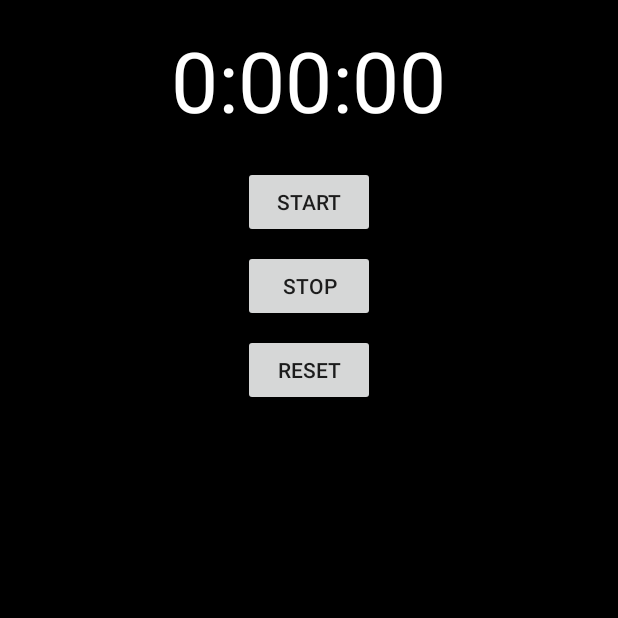
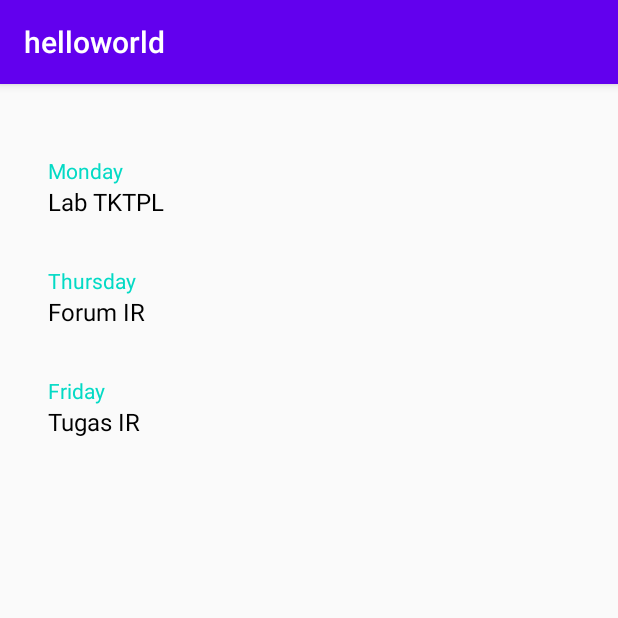
Before and after one commit to devin1727/TKTPL, an Android app: the screen it shows after launch (MainActivity), on a phone screen of 412 x 824 dp, the top half of it. Run offline under Robolectric (Android 15) with nearby library versions, the phone set to English and light mode, and no system bars; our stand-ins replace data binding.

Commit message:
Push lab-4 with MVVM structure

```diff
--- /dev/null
+++ b/helloworld/app/src/main/java/com/example/helloworld/Item.java
@@ -0,0 +1,25 @@
+package com.example.helloworld;
+
+public class Item {
+    private String day;
+    private String task;
+    private String details;
+
+    public Item(String day, String task, String details) {
+        this.day = day;
+        this.task = task;
+        this.details = details;
+    }
+
+    public String getDay() {
+        return this.day;
+    }
+
+    public String getTask() {
+        return this.task;
+    }
+
+    public String getDetails() {
+        return this.details;
+    }
+}
--- a/helloworld/app/src/main/java/com/example/helloworld/MainActivity.java
+++ b/helloworld/app/src/main/java/com/example/helloworld/MainActivity.java
@@ -1,189 +1,20 @@
 package com.example.helloworld;
 
-import android.app.Activity;
-import android.app.AlertDialog;
-import android.content.DialogInterface;
 import android.os.Bundle;
-import android.os.Handler;
-import android.view.View;
-import android.widget.TextView;
 
-import java.util.Locale;
+import androidx.appcompat.app.AppCompatActivity;
 
-public class MainActivity extends Activity {
 
-    // Use seconds, running and wasRunning respectively
-    // to record the number of seconds passed,
-    // whether the stopwatch is running and
-    // whether the stopwatch was running
-    // before the activity was paused.
-
-    // Number of seconds displayed
-    // on the stopwatch.
-    private int seconds = 0;
-
-    // Is the stopwatch running?
-    private boolean running;
-
-    private boolean wasRunning;
+public class MainActivity extends AppCompatActivity {
+    private TaskListFragment taskListFragment = new TaskListFragment();
 
     @Override
-    protected void onCreate(Bundle savedInstanceState)
-    {
+    protected void onCreate(Bundle savedInstanceState) {
         super.onCreate(savedInstanceState);
         setContentView(R.layout.activity_main);
-        if (savedInstanceState != null) {
-
-            // Get the previous state of the stopwatch
-            // if the activity has been
-            // destroyed and recreated.
-            seconds
-                    = savedInstanceState
-                    .getInt("seconds");
-            running
-                    = savedInstanceState
-                    .getBoolean("running");
-            wasRunning
-                    = savedInstanceState
-                    .getBoolean("wasRunning");
-        }
-        runTimer();
-    }
-
-    // Save the state of the stopwatch
-    // if it's about to be destroyed.
-    @Override
-    public void onSaveInstanceState(
-            Bundle savedInstanceState)
-    {
-        savedInstanceState
-                .putInt("seconds", seconds);
-        savedInstanceState
-                .putBoolean("running", running);
-        savedInstanceState
-                .putBoolean("wasRunning", wasRunning);
-    }
-
-    @Override
-    public void onBackPressed() {
-        AlertDialog.Builder builder = new AlertDialog.Builder(this);
-
-        builder.setMessage("Are you sure you want to exit the app?");
-        builder.setPositiveButton("Yes", new DialogInterface.OnClickListener() {
-            public void onClick(DialogInterface dialog, int id) {
-                MainActivity.super.onBackPressed();
-            }
-        });
-        builder.setNegativeButton("No", new DialogInterface.OnClickListener() {
-            public void onClick(DialogInterface dialog, int id) {
-                dialog.cancel();
-            }
-        });
-        builder.show();
-    }
-
-    // If the activity is paused,
-    // stop the stopwatch.
-    @Override
-    protected void onPause()
-    {
-        super.onPause();
-        wasRunning = running;
-        running = true;
-    }
-
-    // If the activity is resumed,
-    // start the stopwatch
-    // again if it was running previously.
-    @Override
-    protected void onResume()
-    {
-        super.onResume();
-        if (wasRunning) {
-            running = true;
-        }
-    }
-
-    // Start the stopwatch running
-    // when the Start button is clicked.
-    // Below method gets called
-    // when the Start button is clicked.
-    public void onClickStart(View view)
-    {
-        running = true;
-    }
-
-    // Stop the stopwatch running
-    // when the Stop button is clicked.
-    // Below method gets called
-    // when the Stop button is clicked.
-    public void onClickStop(View view)
-    {
-        running = false;
-    }
-
-    // Reset the stopwatch when
-    // the Reset button is clicked.
-    // Below method gets called
-    // when the Reset button is clicked.
-    public void onClickReset(View view)
-    {
-        running = false;
-        seconds = 0;
-    }
-
-    // Sets the NUmber of seconds on the timer.
-    // The runTimer() method uses a Handler
-    // to increment the seconds and
-    // update the text view.
-    private void runTimer()
-    {
-
-        // Get the text view.
-        final TextView timeView
-                = (TextView)findViewById(
-                R.id.time_view);
-
-        // Creates a new Handler
-        final Handler handler
-                = new Handler();
-
-        // Call the post() method,
-        // passing in a new Runnable.
-        // The post() method processes
-        // code without a delay,
-        // so the code in the Runnable
-        // will run almost immediately.
-        handler.post(new Runnable() {
-            @Override
-
-            public void run()
-            {
-                int hours = seconds / 3600;
-                int minutes = (seconds % 3600) / 60;
-                int secs = seconds % 60;
-
-                // Format the seconds into hours, minutes,
-                // and seconds.
-                String time
-                        = String
-                        .format(Locale.getDefault(),
-                                "%d:%02d:%02d", hours,
-                                minutes, secs);
-
-                // Set the text view text.
-                timeView.setText(time);
-
-                // If running is true, increment the
-                // seconds variable.
-                if (running) {
-                    seconds++;
-                }
-
-                // Post the code again
-                // with a delay of 1 second.
-                handler.postDelayed(this, 1000);
-            }
-        });
+        getSupportFragmentManager().beginTransaction()
+                .add(R.id.container, taskListFragment)
+                .addToBackStack("task_list")
+                .commit();
     }
 }
--- /dev/null
+++ b/helloworld/app/src/main/java/com/example/helloworld/RecyclerViewAdapter.java
@@ -0,0 +1,69 @@
+package com.example.helloworld;
+
+import android.view.LayoutInflater;
+import android.view.View;
+import android.view.ViewGroup;
+
+import androidx.annotation.NonNull;
+import androidx.databinding.DataBindingUtil;
+import androidx.recyclerview.widget.RecyclerView;
+
+import com.example.helloworld.databinding.TaskListItemBinding;
+
+import java.util.List;
+
+public class RecyclerViewAdapter extends RecyclerView.Adapter<RecyclerViewAdapter.ViewHolder> {
+    private List<Item> list;
+    private OnItemClickListener listener;
+
+    public RecyclerViewAdapter(List<Item> list) {
+        this.list = list;
+    }
+
+    public interface OnItemClickListener {
+        void onClick(View view, int position);
+    }
+
+    public void setListener(OnItemClickListener listener) {
+        this.listener = listener;
+    }
+
+    public Item getItemAt(int position) {
+        return list.get(position);
+    }
+
+    @NonNull
+    @Override
+    public ViewHolder onCreateViewHolder(@NonNull ViewGroup parent, int viewType) {
+        LayoutInflater inflater = LayoutInflater.from(parent.getContext());
+        TaskListItemBinding binding = DataBindingUtil.inflate(inflater, R.layout.task_list_item, parent, false);
+        return new ViewHolder(binding);
+    }
+
+    @Override
+    public void onBindViewHolder(@NonNull ViewHolder holder, int position) {
+        holder.binding.day.setText(list.get(position).getDay());
+        holder.binding.task.setText(list.get(position).getTask());
+
+    }
+
+    @Override
+    public int getItemCount() {
+        return list.size();
+    }
+
+    public class ViewHolder extends RecyclerView.ViewHolder implements View.OnClickListener{
+        private TaskListItemBinding binding;
+
+        public ViewHolder(@NonNull TaskListItemBinding binding) {
+            super(binding.getRoot());
+            this.binding = binding;
+            this.binding.getRoot().setOnClickListener(this);
+        }
+
+        @Override
+        public void onClick(View v) {
+            listener.onClick(v, getAdapterPosition());
+        }
+    }
+}
--- /dev/null
+++ b/helloworld/app/src/main/java/com/example/helloworld/SharedViewModel.java
@@ -0,0 +1,16 @@
+package com.example.helloworld;
+
+import androidx.lifecycle.MutableLiveData;
+import androidx.lifecycle.ViewModel;
+
+public class SharedViewModel extends ViewModel {
+    private MutableLiveData<Item> selected = new MutableLiveData<>();
+
+    public void setSelected(Item item) {
+        selected.setValue(item);
+    }
+
+    public MutableLiveData<Item> getSelected() {
+        return selected;
+    }
+}
--- /dev/null
+++ b/helloworld/app/src/main/java/com/example/helloworld/TaskListFragment.java
@@ -0,0 +1,47 @@
+package com.example.helloworld;
+
+import android.os.Bundle;
+import android.view.LayoutInflater;
+import android.view.View;
+import android.view.ViewGroup;
+
+import androidx.databinding.DataBindingUtil;
+import androidx.fragment.app.Fragment;
+import androidx.lifecycle.ViewModelProvider;
+
+import com.example.helloworld.databinding.FragmentTaskListBinding;
+
+import java.util.ArrayList;
+import java.util.List;
+
+public class TaskListFragment extends Fragment {
+    private FragmentTaskListBinding binding;
+    private DetailsFragment detailsFragment = new DetailsFragment();
+
+    public TaskListFragment() {
+    }
+
+    @Override
+    public View onCreateView(LayoutInflater inflater, ViewGroup container,
+                             Bundle savedInstanceState) {
+        binding = DataBindingUtil.inflate(inflater,R.layout.fragment_task_list, container, false);
+        return binding.getRoot();
+    }
+
+    @Override
+    public void onViewCreated(View view, Bundle savedInstanceState) {
+        super.onViewCreated(view, savedInstanceState);
+        SharedViewModel viewModel = new ViewModelProvider(requireActivity()).get(SharedViewModel.class);
+        List<Item> list = new ArrayList<>();
+        list.add(new Item("Monday", "Lab TKTPL", "Deadline 23.55"));
+        list.add(new Item("Thursday", "Forum IR", "Apa yang sudah dipelajari dan kesulitan yang dihadapi"));
+        list.add(new Item("Friday", "Tugas IR", "Deadline 23.55"));
+
+        RecyclerViewAdapter adapter = new RecyclerViewAdapter(list);
+        binding.recycleView.setAdapter(adapter);
+        adapter.setListener((v, position) -> {
+            viewModel.setSelected(adapter.getItemAt(position));
+            getParentFragmentManager().beginTransaction().replace(R.id.container,detailsFragment).addToBackStack(null).commit();
+        });
+    }
+}
--- a/helloworld/app/src/main/res/layout/activity_main.xml
+++ b/helloworld/app/src/main/res/layout/activity_main.xml
@@ -1,49 +1,22 @@
 <?xml version="1.0" encoding="utf-8"?>
-<LinearLayout
-    xmlns:android="http://schemas.android.com/apk/res/android"
+<layout xmlns:android="http://schemas.android.com/apk/res/android">
+    <androidx.constraintlayout.widget.ConstraintLayout
         xmlns:app="http://schemas.android.com/apk/res-auto"
         xmlns:tools="http://schemas.android.com/tools"
         android:layout_width="match_parent"
         android:layout_height="match_parent"
         android:orientation="vertical"
-    android:background="#000000"
         android:padding="16dp"
         tools:context=".MainActivity">
 
-    <TextView
-        android:id="@+id/time_view"
-        android:layout_width="wrap_content"
-        android:layout_height="wrap_content"
-        android:layout_gravity="center_horizontal"
-        android:textAppearance="@android:style/TextAppearance.Large"
-        android:textSize="56sp"
-        android:textColor="#FFFFFF"/>
+        <androidx.fragment.app.FragmentContainerView
+            android:id="@+id/container"
+            android:layout_width="match_parent"
+            android:layout_height="match_parent"
+            app:layout_constraintBottom_toBottomOf="parent"
+            app:layout_constraintLeft_toLeftOf="parent"
+            app:layout_constraintRight_toRightOf="parent"
+            app:layout_constraintTop_toTopOf="parent"/>
 
-    <Button
-        android:id="@+id/start_button"
-        android:layout_width="wrap_content"
-        android:layout_height="wrap_content"
-        android:layout_gravity="center_horizontal"
-        android:layout_marginTop="20dp"
-        android:onClick="onClickStart"
-        android:text="@string/start" />
-
-    <Button
-        android:id="@+id/stop_button"
-        android:layout_width="wrap_content"
-        android:layout_height="wrap_content"
-        android:layout_gravity="center_horizontal"
-        android:layout_marginTop="8dp"
-        android:onClick="onClickStop"
-        android:text="@string/stop" />
-
-    <Button
-        android:id="@+id/reset_button"
-        android:layout_width="wrap_content"
-        android:layout_height="wrap_content"
-        android:layout_gravity="center_horizontal"
-        android:layout_marginTop="8dp"
-        android:onClick="onClickReset"
-        android:text="@string/reset" />
-
-</LinearLayout>
+    </androidx.constraintlayout.widget.ConstraintLayout>
+</layout>
--- /dev/null
+++ b/helloworld/app/src/main/res/layout/fragment_task_list.xml
@@ -0,0 +1,17 @@
+<?xml version="1.0" encoding="utf-8"?>
+<layout xmlns:app="http://schemas.android.com/apk/res-auto">
+    <FrameLayout xmlns:android="http://schemas.android.com/apk/res/android"
+        xmlns:tools="http://schemas.android.com/tools"
+        android:layout_width="match_parent"
+        android:layout_height="match_parent"
+        android:padding="16dp"
+        tools:context=".TaskList">
+
+        <androidx.recyclerview.widget.RecyclerView
+            android:id="@+id/recycle_view"
+            android:layout_width="match_parent"
+            android:layout_height="match_parent"
+            app:layoutManager="androidx.recyclerview.widget.LinearLayoutManager" />
+
+    </FrameLayout>
+</layout>
--- /dev/null
+++ b/helloworld/app/src/main/res/layout/task_list_item.xml
@@ -0,0 +1,22 @@
+<?xml version="1.0" encoding="utf-8"?>
+<layout xmlns:tools="http://schemas.android.com/tools">
+    <LinearLayout xmlns:android="http://schemas.android.com/apk/res/android"
+        android:orientation="vertical" android:layout_width="match_parent"
+        android:layout_height="wrap_content"
+        android:paddingVertical="16dp">
+        <TextView
+            android:id="@+id/day"
+            android:layout_width="wrap_content"
+            android:layout_height="wrap_content"
+            android:textColor="@color/colorAccent"
+            tools:text="Monday"/>
+
+        <TextView
+            android:id="@+id/task"
+            android:layout_width="wrap_content"
+            android:layout_height="wrap_content"
+            android:textSize="16sp"
+            android:textColor="@android:color/black"
+            tools:text="Study"/>
+    </LinearLayout>
+</layout>
--- a/helloworld/app/src/main/res/values/strings.xml
+++ b/helloworld/app/src/main/res/values/strings.xml
@@ -3,4 +3,6 @@
     <string name="start">Start</string>
     <string name="stop">Stop</string>
     <string name="reset">Reset</string>
+    <!-- TODO: Remove or change this placeholder text -->
+    <string name="hello_blank_fragment">Hello blank fragment</string>
 </resources>
```
Also changed, not shown: helloworld/app/build.gradle (+15 -5 lines), helloworld/app/src/main/java/com/example/helloworld/DetailsFragment.java (added, +39 -0 lines), helloworld/app/src/main/res/layout/fragment_details.xml (added, +36 -0 lines). Lines whose indentation alone changed are shown as unchanged.
